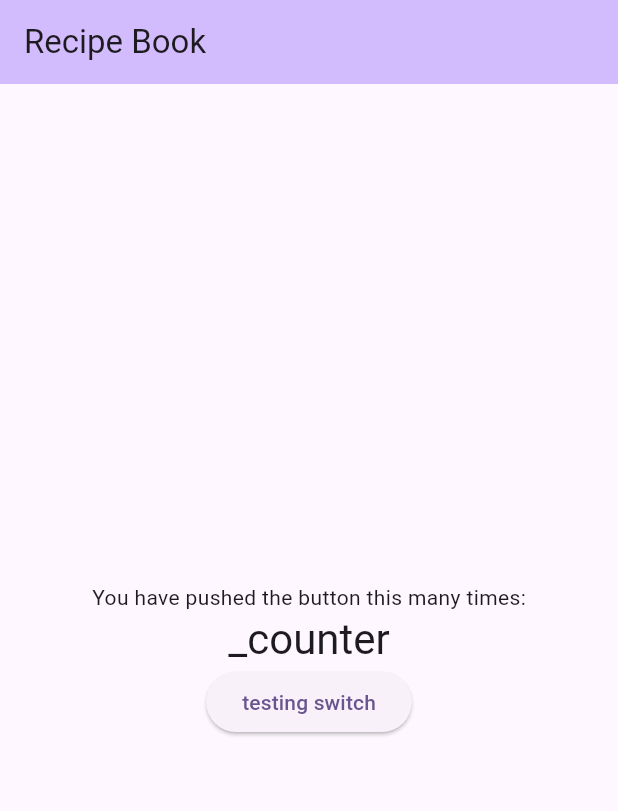
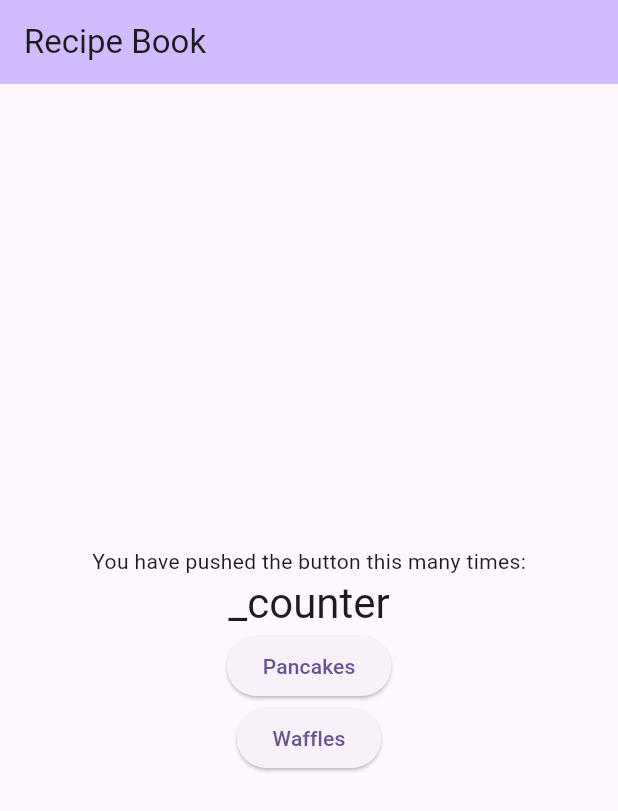
Before and after one commit to gsu-jla/MAD-CW_02, a Flutter app: the screen it shows after launch, on a phone screen of 412 x 824 dp. Shown: the top 811 px of the screen. Run offline on Flutter 3.47's test engine with Material 3 defaults, Android fonts, the phone set to English and light mode, and no system bars.

```diff
--- a/lib/details.dart
+++ b/lib/details.dart
@@ -31,6 +31,8 @@ class InitDetail extends StatefulWidget {
   const InitDetail({super.key, required this.title});
 
   final String title;
+
+  static final int recSelect = 0;
 
   @override
   State<InitDetail> createState() => _Details();
--- a/lib/main.dart
+++ b/lib/main.dart
@@ -40,6 +40,12 @@ class MyHomePage extends StatefulWidget {
 class _MyHomePageState extends State<MyHomePage> {
   void _toRecipe() {
     setState(() {
+      int recSelect = 1;
+      runApp(DetailsHome());
+    });
+  }
+  void _toRecipe0() {
+    setState(() {
       runApp(DetailsHome());
     });
   }
@@ -71,7 +77,11 @@ class _MyHomePageState extends State<MyHomePage> {
             ),
             ElevatedButton(   // This button is for switching dart
               onPressed: _toRecipe,
-              child: const Text('testing switch'),
+              child: const Text('Pancakes'),
+            ),
+            ElevatedButton(   // This button is for switching dart
+              onPressed: _toRecipe0,
+              child: const Text('Waffles'),
             ),
           ],
         ),
--- a/pubspec.yaml
+++ b/pubspec.yaml
@@ -57,7 +57,7 @@ flutter:
   # the material Icons class.
   uses-material-design: true
   assets:
-   - assets
+   - assets/
   # To add assets to your application, add an assets section, like this:
   # assets:
   #   - images/a_dot_burr.jpeg
```
